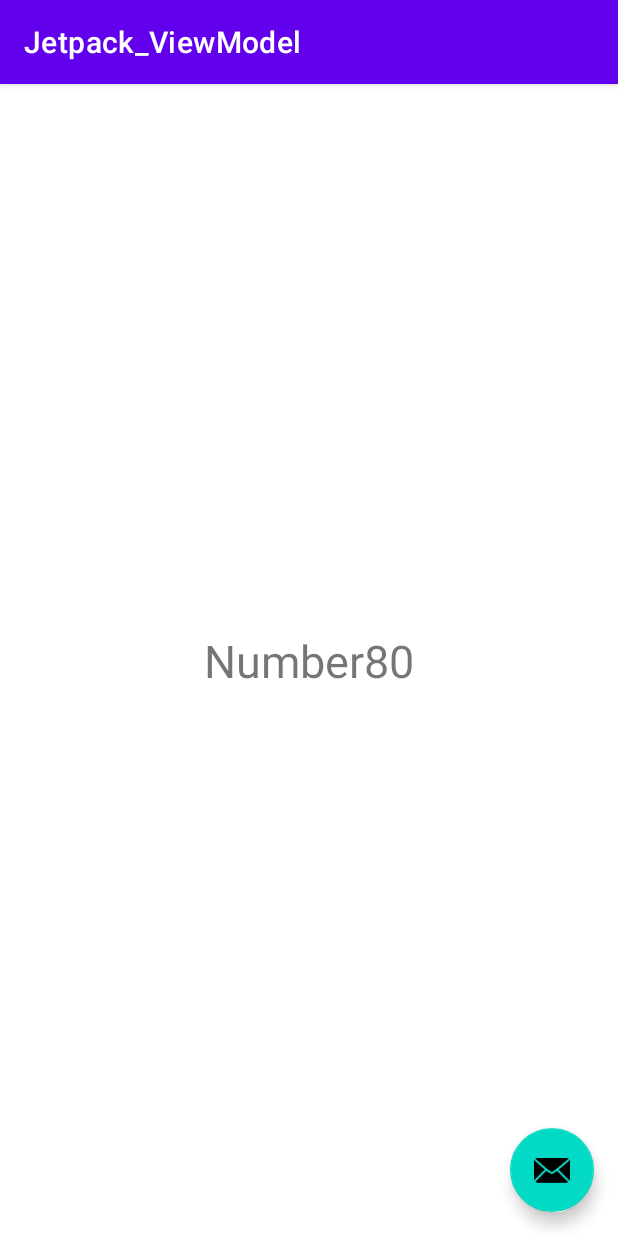
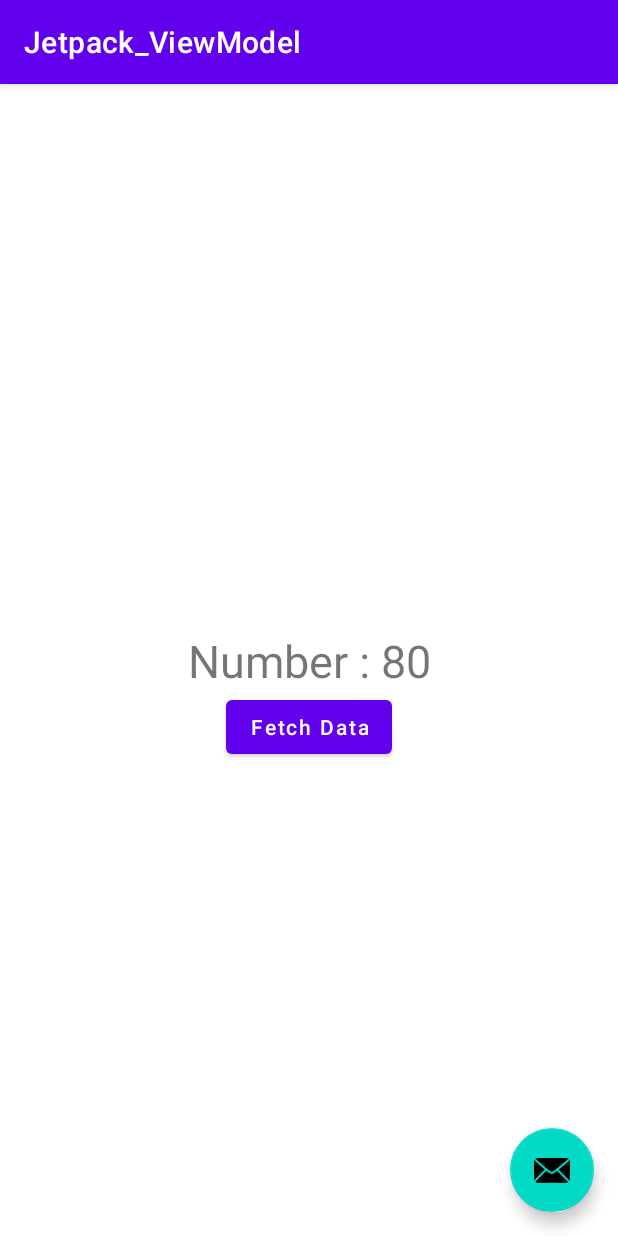
Before and after one commit to ketann/Jetpack_ViewModel, an Android app: the screen it shows after launch (MainActivity), on a phone screen of 412 x 824 dp. Run offline under Robolectric (Android 15) with nearby library versions, the phone set to English and light mode, and no system bars.

Commit message:
Implement live data on this demo code

```diff
--- a/app/src/main/java/com/example/jetpack_viewmodel/MainActivity.java
+++ b/app/src/main/java/com/example/jetpack_viewmodel/MainActivity.java
@@ -1,12 +1,15 @@
 package com.example.jetpack_viewmodel;
 
 import androidx.appcompat.app.AppCompatActivity;
+import androidx.lifecycle.LiveData;
+import androidx.lifecycle.Observer;
 import androidx.lifecycle.ViewModelProvider;
 import androidx.lifecycle.ViewModelProviders;
 
 import android.os.Bundle;
 import android.util.Log;
 import android.view.View;
+import android.widget.Button;
 import android.widget.TextView;
 import android.widget.Toolbar;
 
@@ -32,12 +35,28 @@ public class MainActivity extends AppCompatActivity {
             }
         });
 
+        Button btnFetchNumber = findViewById(R.id.btnFetchNumber);
+        TextView mTVRandomNumber =  findViewById(R.id.tvDisplayNumber);
 
-        TextView mTVRandomNumber =  findViewById(R.id.tvDisplayNumber);
         //MainActivityViewModel viewModel = new MainActivityViewModel();
         MainActivityViewModel viewModel = ViewModelProviders.of(this).get(MainActivityViewModel.class);
-        String randomNumber =  viewModel.getNumber();
-        mTVRandomNumber.setText(randomNumber);
+        LiveData<String> randomNumber =  viewModel.getNumber();
+
+        btnFetchNumber.setOnClickListener(new View.OnClickListener() {
+            @Override
+            public void onClick(View v) {
+                viewModel.generateNumber();
+                Log.i(TAG, "Data Updated on UI");
+            }
+        });
+
+        /*this method observe number change and update on ui */
+        randomNumber.observe(this, new Observer<String>() {
+            @Override
+            public void onChanged(String s) {
+                mTVRandomNumber.setText(s);
+            }
+        });
         Log.i(TAG, "Random number set");
 
     }
--- a/app/src/main/java/com/example/jetpack_viewmodel/MainActivityViewModel.java
+++ b/app/src/main/java/com/example/jetpack_viewmodel/MainActivityViewModel.java
@@ -2,26 +2,28 @@ package com.example.jetpack_viewmodel;
 
 import android.util.Log;
 
+import androidx.lifecycle.MutableLiveData;
 import androidx.lifecycle.ViewModel;
 
 import java.util.Random;
 
 public class MainActivityViewModel extends ViewModel {
     private String TAG = this.getClass().getSimpleName();
-    private String randomNumber;
+    private MutableLiveData<String> randomNumber;
 
-    public String getNumber() {
+    public MutableLiveData<String> getNumber() {
         Log.i(TAG, "Get Number");
         if (randomNumber == null) {
+            randomNumber =  new MutableLiveData<>();
             generateNumber();
         }
         return randomNumber;
     }
 
-    private void generateNumber() {
+    public void generateNumber() {
         Log.i(TAG, "Generate a Number");
         Random random = new Random();
-        randomNumber = "Number" + (random.nextInt(100 - 1) + 1);
+        randomNumber.setValue("Number : " + (random.nextInt(100 - 1) + 1));
     }
 
     @Override
--- a/app/src/main/res/layout/activity_main.xml
+++ b/app/src/main/res/layout/activity_main.xml
@@ -25,10 +25,10 @@
     <include layout="@layout/content_main" />
 
     <com.google.android.material.floatingactionbutton.FloatingActionButton
-        android:layout_width="wrap_content"
+        android:layout_width="match_parent"
         android:id="@+id/fab"
         android:layout_height="wrap_content"
         android:layout_gravity="bottom|end"
-        android:layout_margin="16dp"
+        android:layout_margin="@dimen/fab_margin"
         app:srcCompat="@android:drawable/ic_dialog_email" />
 </androidx.coordinatorlayout.widget.CoordinatorLayout>
--- a/app/src/main/res/layout/content_main.xml
+++ b/app/src/main/res/layout/content_main.xml
@@ -15,4 +15,14 @@
         app:layout_constraintBottom_toBottomOf="parent"
         android:layout_height="wrap_content"/>
 
+    <Button
+        android:id="@+id/btnFetchNumber"
+        android:layout_width="wrap_content"
+        app:layout_constraintLeft_toLeftOf="parent"
+        android:text="Fetch Data"
+        android:textAllCaps="false"
+        app:layout_constraintTop_toBottomOf="@+id/tvDisplayNumber"
+        app:layout_constraintRight_toRightOf="parent"
+        android:layout_height="wrap_content"/>
+
 </androidx.constraintlayout.widget.ConstraintLayout>
--- /dev/null
+++ b/app/src/main/res/values/dimen.xml
@@ -0,0 +1,4 @@
+<?xml version="1.0" encoding="utf-8"?>
+<resources>
+    <dimen name="fab_margin">16dp</dimen>
+</resources>
```
